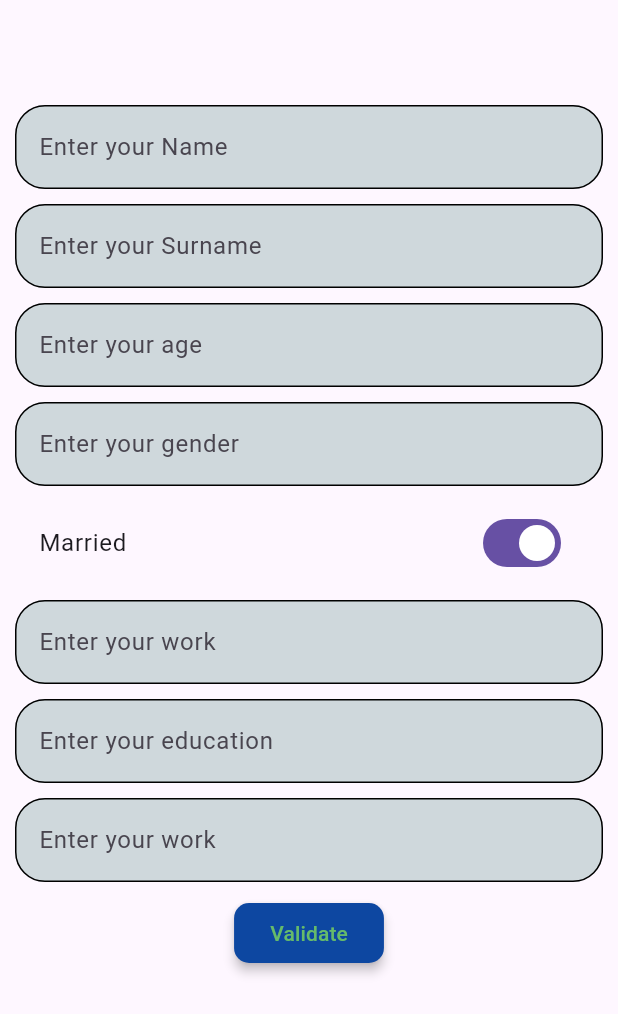
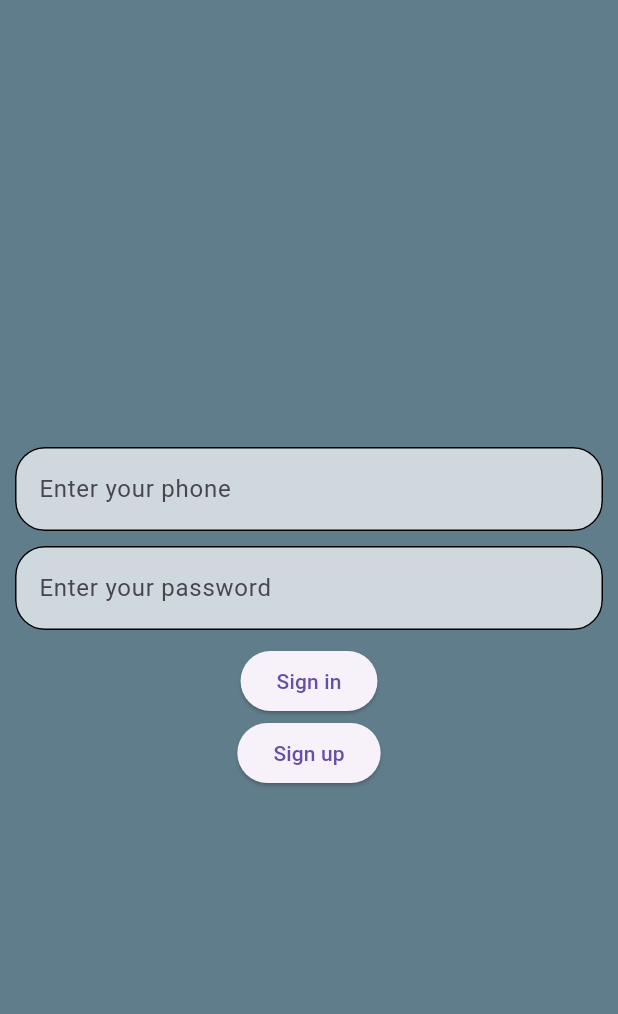
Before and after one commit to Amirapatakil/flutter_hw, a Flutter app: the screen it shows after launch, on a phone screen of 412 x 824 dp. Shown: the top 1014 px of the screen. Run offline on Flutter 3.47's test engine with Material 3 defaults, Android fonts, the phone set to English and light mode, and no system bars; our stand-ins replace shared_preferences.

Commit message:
practice_07_june

```diff
--- a/flutter_hw/lib/main.dart
+++ b/flutter_hw/lib/main.dart
@@ -1,5 +1,5 @@
 import 'package:flutter/material.dart';
-import 'package:flutter_hw/validation/textformfield.dart';
+import 'package:flutter_hw/practice_07_june.dart/screens/first_screen.dart';
 
 void main() {
   runApp(const MyApp());
@@ -12,7 +12,7 @@ class MyApp extends StatelessWidget {
   Widget build(BuildContext context) {
     return const MaterialApp(
       debugShowCheckedModeBanner: false,
-      home: TextfieldValidation(),
+      home: FirstScreens(),
     );
   }
 }
--- /dev/null
+++ b/flutter_hw/lib/practice_07_june.dart/screens/first_screen.dart
@@ -0,0 +1,87 @@
+import 'package:flutter/material.dart';
+import 'package:flutter_hw/practice_07_june.dart/screens/registration_screen.dart';
+import 'package:flutter_hw/practice_07_june.dart/text.dart';
+import 'package:shared_preferences/shared_preferences.dart';
+
+class FirstScreens extends StatefulWidget {
+  const FirstScreens({super.key});
+  @override
+  State<FirstScreens> createState() => _FirstScreensState();
+}
+
+class _FirstScreensState extends State<FirstScreens> {
+  final _formKey = GlobalKey<FormState>();
+  final _phoneController1 = TextEditingController();
+  final _passwordController1 = TextEditingController();
+  late final SharedPreferences prefs;
+
+  @override
+  void dispose() {
+    _phoneController1.dispose();
+    _passwordController1.dispose();
+    super.dispose();
+  }
+
+  @override
+  Widget build(BuildContext context) {
+    return Scaffold(
+        backgroundColor: Colors.blueGrey,
+        body: Padding(
+          padding: const EdgeInsets.symmetric(horizontal: 10),
+          child: Form(
+            key: _formKey,
+            child:
+                Column(mainAxisAlignment: MainAxisAlignment.center, children: [
+              AppTextFormField(
+                validator: (value1) {
+                  if (value1 == null || value1.isEmpty) {
+                    return 'Enter please correctly';
+                  }
+                  if (!value1.contains('+996')) {
+                    return 'Enter with code +996';
+                  }
+                  if (value1.length > 13) {
+                    return 'Enter please correctly';
+                  }
+                  return null;
+                },
+                controller: _phoneController1,
+                labelText: 'Enter your phone',
+                hintText: '+996',
+                keyboardType: TextInputType.phone,
+              ),
+              const SizedBox(
+                height: 10,
+              ),
+              AppTextFormField(
+                validator: (value2) {
+                  if (value2 == null || value2.isEmpty) {
+                    return 'Enter please correctly';
+                  }
+                  return null;
+                },
+                controller: _passwordController1,
+                labelText: 'Enter your password',
+                keyboardType: TextInputType.name,
+              ),
+              const SizedBox(
+                height: 10,
+              ),
+              ElevatedButton(
+                  onPressed: () {
+                    _formKey.currentState?.validate();
+                  },
+                  child: const Text('Sign in')),
+              ElevatedButton(
+                  onPressed: () {
+                    Navigator.push(
+                        context,
+                        MaterialPageRoute(
+                            builder: (context) => const RegistrationScreen()));
+                  },
+                  child: const Text('Sign up'))
+            ]),
+          ),
+        ));
+  }
+}
--- a/flutter_hw/lib/validation/textformfield.dart
+++ /dev/null
@@ -1,200 +0,0 @@
-import 'package:flutter/material.dart';
-import 'package:flutter_hw/validation/app_text_form_field.dart';
-
-class TextfieldValidation extends StatefulWidget {
-  const TextfieldValidation({super.key});
-
-  @override
-  State<TextfieldValidation> createState() => _TextfieldValidationState();
-}
-
-class _TextfieldValidationState extends State<TextfieldValidation> {
-  final _namecontroller = TextEditingController();
-  final _surnamecontroller = TextEditingController();
-  final _agecontroller = TextEditingController();
-  final _gendercontroller = TextEditingController();
-  bool _isMarried = true;
-  final _femaleNameController = TextEditingController();
-  final _homeController = TextEditingController();
-  final _workController = TextEditingController();
-  final _educationController = TextEditingController();
-
-  final _formKey = GlobalKey<FormState>();
-
-  @override
-  void dispose() {
-    _namecontroller.dispose();
-    _surnamecontroller.dispose();
-    _agecontroller.dispose();
-    _gendercontroller.dispose();
-    _femaleNameController.dispose();
-    _homeController.dispose();
-    _workController.dispose();
-    _educationController.dispose();
-    super.dispose();
-  }
-
-  @override
-  Widget build(BuildContext context) {
-    return Scaffold(
-      body: SafeArea(
-        minimum: const EdgeInsets.symmetric(vertical: 50),
-        child: Padding(
-          padding: const EdgeInsets.symmetric(vertical: 20, horizontal: 10),
-          child: Form(
-            key: _formKey,
-            child: Column(
-              mainAxisAlignment: MainAxisAlignment.center,
-              children: [
-                Expanded(
-                  child: SingleChildScrollView(
-                    child: Center(
-                      child: Column(
-                        children: [
-                          AppTextFormField(
-                            validator: (value) {
-                              if (value == null || value.isEmpty) {
-                                return 'Please enter your Name';
-                              }
-                              return null;
-                            },
-                            labelText: 'Enter your Name',
-                            controller: _namecontroller,
-                            keyboardType: TextInputType.name,
-                          ),
-                          const SizedBox(
-                            height: 10,
-                          ),
-                          AppTextFormField(
-                            validator: (value) {
-                              if (value == null || value.isEmpty) {
-                                return 'Please enter your Surname';
-                              }
-                              return null;
-                            },
-                            labelText: 'Enter your Surname',
-                            controller: _surnamecontroller,
-                            keyboardType: TextInputType.name,
-                          ),
-                          const SizedBox(
-                            height: 10,
-                          ),
-                          AppTextFormField(
-                            validator: (value) {
-                              if (value == null || value.isEmpty) {
-                                return 'Please enter your age';
-                              }
-                              final age = int.tryParse(value);
-                              if (age! < 18) {
-                                return 'You must be at least 18 years old';
-                              }
-                              return null;
-                            },
-                            labelText: 'Enter your age',
-                            controller: _agecontroller,
-                            keyboardType: TextInputType.number,
-                          ),
-                          const SizedBox(
-                            height: 10,
-                          ),
-                          AppTextFormField(
-                            validator: (value) {
-                              if (value == null || value.isEmpty) {
-                                return 'Please enter your gender';
-                              }
-                              String gender = value;
-                              if (gender.toUpperCase() != 'M' &&
-                                  gender.toUpperCase() != 'F') {
-                                return 'You need enter M or F';
-                              }
-
-                              return null;
-                            },
-                            labelText: 'Enter your gender',
-                            controller: _gendercontroller,
-                            hintText: 'Text M or F',
-                            keyboardType: TextInputType.name,
-                          ),
-                          const SizedBox(
-                            height: 10,
-                          ),
-                          SwitchListTile(
-                            title: const Text('Married'),
-                            value: _isMarried,
-                            onChanged: (value) {
-                              setState(() {
-                                _isMarried = value;
-                              });
-                            },
-                          ),
-                          const SizedBox(
-                            height: 10,
-                          ),
-                          if (_isMarried == true &&
-                              _gendercontroller.toString() ==
-                                  'F') // дополнительное задание
-                            AppTextFormField(
-                              controller: _femaleNameController,
-                              validator: (value) {
-                                if (value == null || value.isEmpty) {
-                                  return 'Please enter your  mothers Surname';
-                                }
-                                return null;
-                              },
-                              labelText: 'Enter your mothers Surname',
-                              keyboardType: TextInputType.name,
-                            ),
-                          AppTextFormField(
-                            controller: _workController,
-                            labelText: 'Enter your work',
-                            keyboardType: TextInputType.name,
-                          ),
-                          const SizedBox(
-                            height: 10,
-                          ),
-                          AppTextFormField(
-                            controller: _educationController,
-                            labelText: 'Enter your education',
-                            keyboardType: TextInputType.name,
-                          ),
-                          const SizedBox(
-                            height: 10,
-                          ),
-                          AppTextFormField(
-                            controller: _homeController,
-                            labelText: 'Enter your work',
-                            keyboardType: TextInputType.name,
-                          ),
-                          const SizedBox(
-                            height: 10,
-                          ),
-                          ElevatedButton(
-                            onPressed: () {
-                              _formKey.currentState?.validate();
-                            },
-                            style: ElevatedButton.styleFrom(
-                              backgroundColor:
-                                  Colors.blue.shade900, // Цвет фона кнопки
-                              foregroundColor:
-                                  Colors.green.shade400, // Цвет текста кнопки
-                              shadowColor: Colors.black, // Цвет тени
-                              elevation: 3, // Величина тени
-                              shape: RoundedRectangleBorder(
-                                borderRadius: BorderRadius.circular(10),
-                              ),
-                            ),
-                            child: const Text('Validate'),
-                          )
-                        ],
-                      ),
-                    ),
-                  ),
-                ),
-              ],
-            ),
-          ),
-        ),
-      ),
-    );
-  }
-}
--- a/flutter_hw/pubspec.yaml
+++ b/flutter_hw/pubspec.yaml
@@ -35,6 +35,7 @@ dependencies:
   # The following adds the Cupertino Icons font to your application.
   # Use with the CupertinoIcons class for iOS style icons.
   cupertino_icons: ^1.0.6
+  shared_preferences: ^2.2.3
 
 dev_dependencies:
   flutter_test:
```
Also changed, not shown: flutter_hw/lib/practice_07_june.dart/screens/registration_screen.dart (added, +128 -0 lines), flutter_hw/lib/textfield/change_by_text.dart (deleted, +0 -81 lines), flutter_hw/lib/textfield/change_on_tap.dart (deleted, +0 -63 lines), flutter_hw/lib/textfield/info_user.dart (deleted, +0 -69 lines), flutter_hw/lib/practice_07_june.dart/text.dart (renamed from flutter_hw/lib/validation/app_text_form_field.dart), flutter_hw/pubspec.lock, 1 other file.
